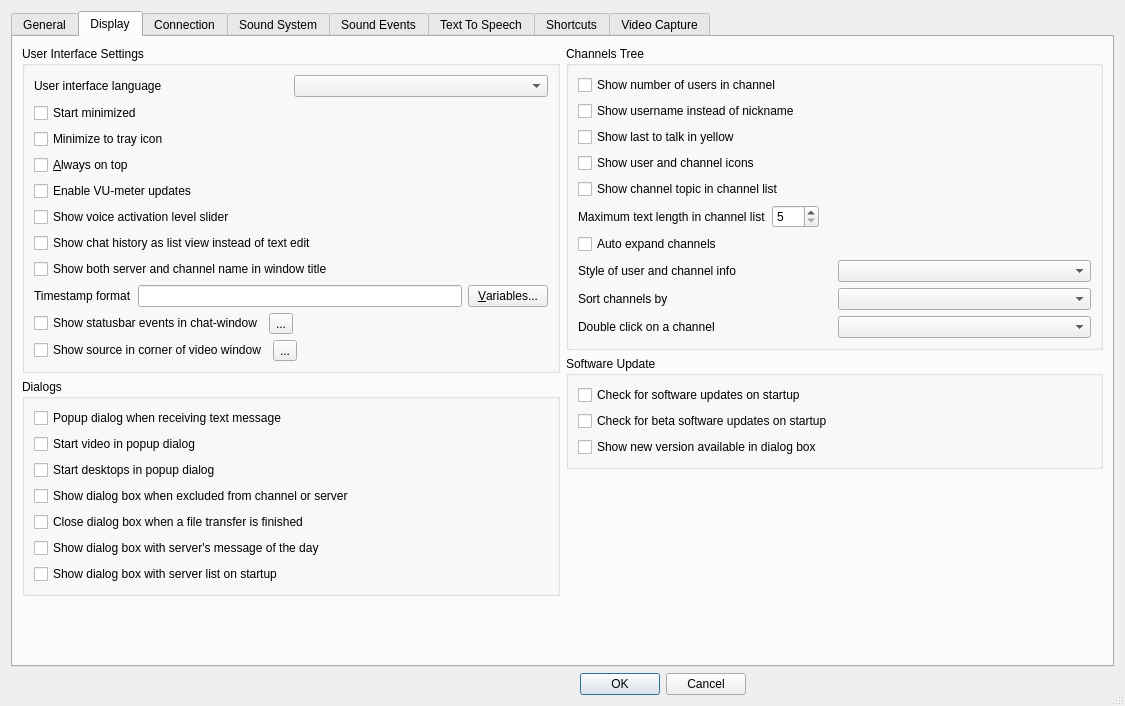
This is Client/qtTeamTalk/preferences.ui in BearWare/TeamTalk5 as Qt 5 draws it before an edit. The edited form follows.
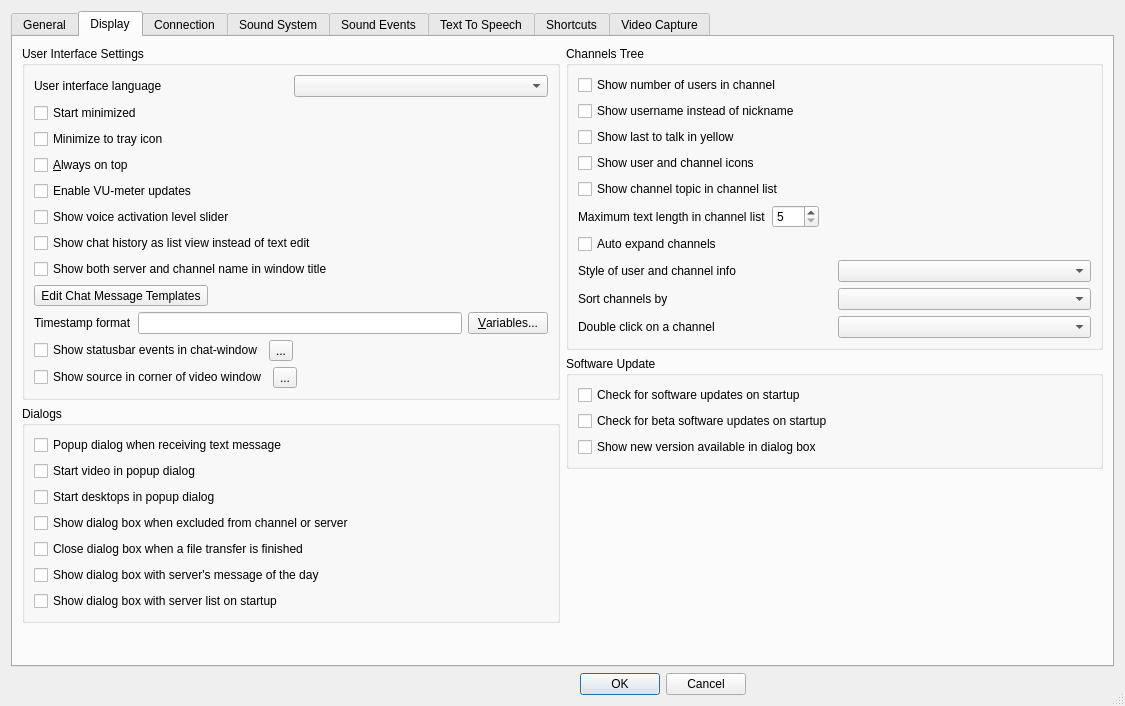
This is the edited form. The open tabs and pages were chosen to show the change. Icons and pictures are not drawn. Custom widgets are drawn as their Qt base class.

Commit message: Custom templates for channel, broadcast and private message

The edit to the form file:
```diff
--- a/Client/qtTeamTalk/preferences.ui
+++ b/Client/qtTeamTalk/preferences.ui
@@ -441,6 +441,13 @@
               </property>
              </widget>
             </item>
+            <item>
+             <widget class="QToolButton" name="chatTemplateToolButton">
+              <property name="text">
+               <string>Edit Chat Message Templates</string>
+              </property>
+             </widget>
+            </item>
             <item>
              <layout class="QHBoxLayout" name="horizontalLayout_30">
               <item>
```
The commit also changes 11 other files.
